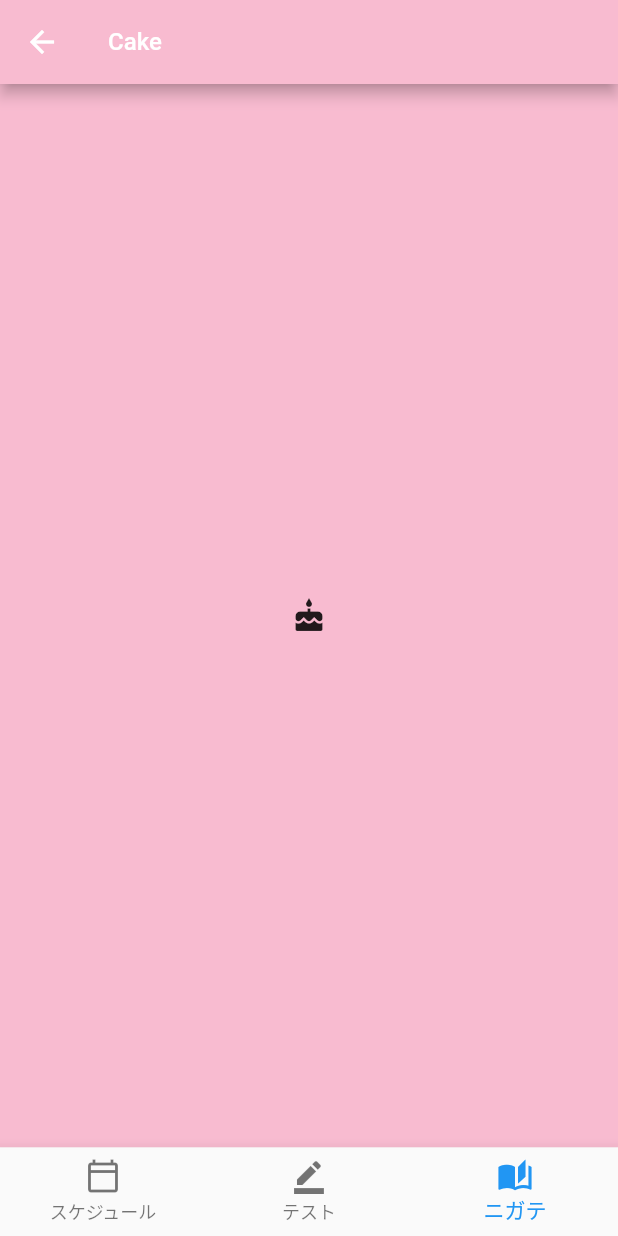
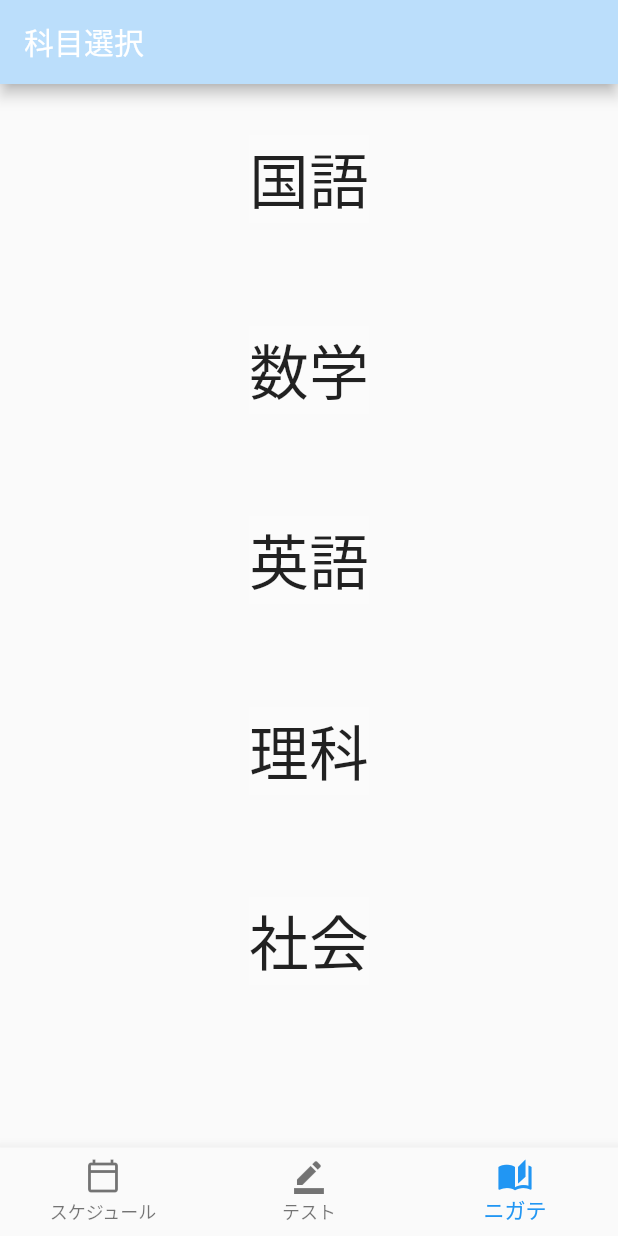
Before and after one commit to renpoto2/benesse1106team2, a Flutter app: the MyHomePage screen opened directly, item 3 of the bottom bar chosen, on a phone screen of 412 x 824 dp. Run offline on Flutter 3.47's test engine with Material 2 defaults, Android fonts, the phone set to English and light mode, and no system bars; our stand-ins replace table_calendar.

Commit message:
nigate遷移

```diff
--- a/lib/main.dart
+++ b/lib/main.dart
@@ -16,7 +16,7 @@ class MyApp extends StatelessWidget {
       theme: ThemeData(
         primarySwatch: Colors.blue,
       ),
-      home: QuiApp(),
+      home: MyHomePage(),
     );
   }
 }
@@ -31,7 +31,7 @@ class _MyHomePageState extends State<MyHomePage> {
   static List<Widget> _pageList = [
     scheduleScreen(),
     testScreen(),
-    nigateSchreen()
+    nigateScreen(),
   ];
   // ページ下部に並べるナビゲーションメニューの一覧
   List<BottomNavigationBarItem> myBottomNavBarItems() {
--- a/lib/pages/nigatePage.dart
+++ b/lib/pages/nigatePage.dart
@@ -1,19 +1,68 @@
+import 'package:benesse1106team2/pages/nigatePage2.dart';
 import 'package:flutter/material.dart';
-class nigateSchreen extends StatelessWidget {
+
+class nigateScreen extends StatefulWidget {
+  @override
+  _nigateScreen createState() => _nigateScreen();
+}
+
+
+class _nigateScreen extends State<nigateScreen> {
   // This widget is the root of your application.
+  int _counter = 0;
+
+  List<String>titleList = ['国語','数学','英語','理科','社会',];
+
+  void _incrementCounter() {
+    setState(() {
+
+      _counter++;
+    });
+  }
+
   @override
   Widget build(BuildContext context) {
     return Scaffold(
-        backgroundColor: Colors.pink[100],
-        // Appbar
-        appBar: AppBar(
-          backgroundColor: Colors.pink[100],
-          title: Text(
-            'Cake',
-            style: TextStyle(fontSize: 16),
-          ),
 
+      // Appbar
+      appBar: AppBar(
+        backgroundColor: Colors.blue[100],
+        title: Text(
+          '科目選択',
+          style: TextStyle(fontSize: 20),
         ),
-        body: Center(child: Icon(Icons.cake)));
+      ),
+      body: ListView.builder(
+
+        itemCount: titleList.length,
+        itemBuilder: (BuildContext context, int i){
+          return Column(
+            mainAxisSize: MainAxisSize.min,
+            children: <Widget>[
+              ListTile(
+                onTap: (){
+
+                  Navigator.push(context, MaterialPageRoute(builder: (context) => QuiApp()));
+
+                },
+                title:  Row(children: <Widget>[Padding(
+                  padding: const EdgeInsets.all(30.0),
+                  child: Text(titleList[i],
+                    style:  TextStyle(
+                      fontWeight: FontWeight.w500,
+                      fontSize: 40.0,
+                      backgroundColor: Colors.white10,
+                    ),
+                  ),
+                )
+                ], mainAxisAlignment: MainAxisAlignment.center,),
+
+              ),
+            ],
+          );
+        },
+      ),
+    );
   }
+
 }
```
